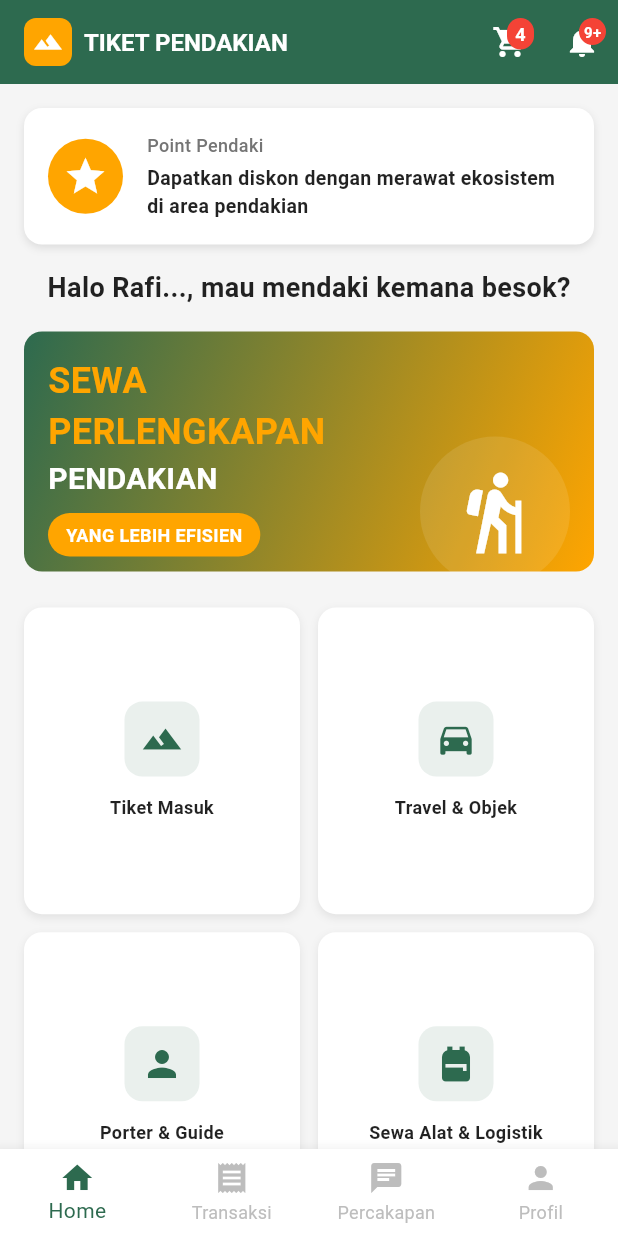
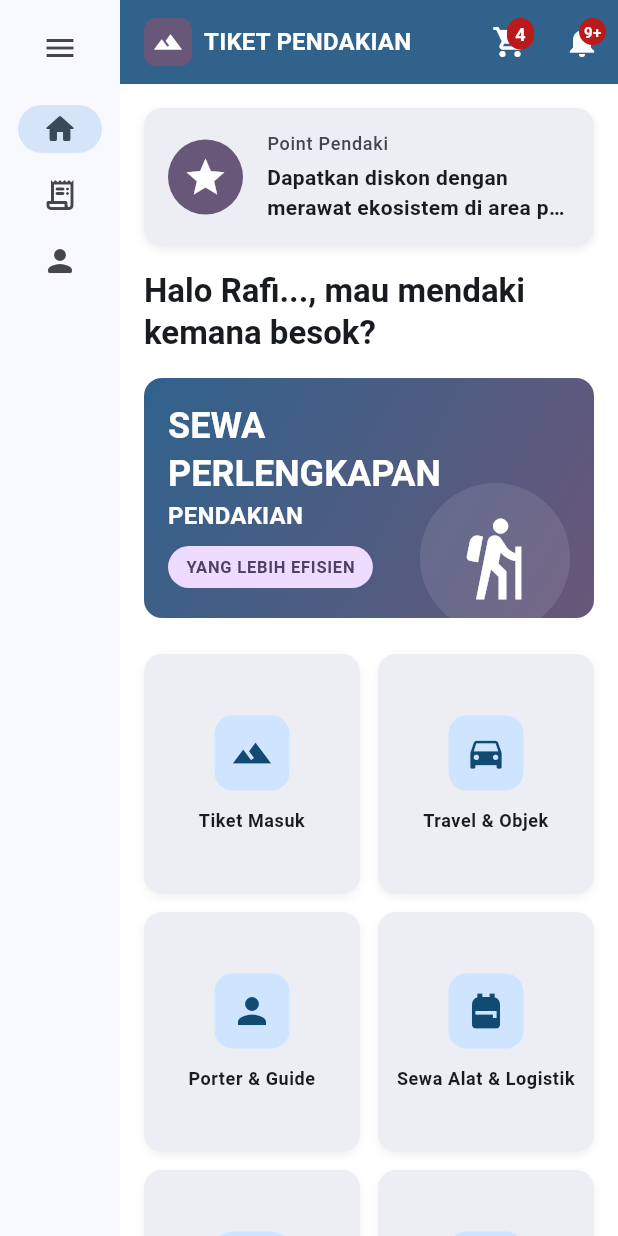
Before and after one commit to Codecooo/tenir, a Flutter app: the screen it shows after launch, on a phone screen of 412 x 824 dp. Run offline on Flutter 3.47's test engine with Material 3 defaults, Android fonts, the phone set to English and light mode, and no system bars.

Commit message:
hapus bottom navbar dan ganti warna

```diff
--- a/lib/main.dart
+++ b/lib/main.dart
@@ -23,7 +23,7 @@ class MyApp extends StatelessWidget {
                 seedColor: const Color.fromARGB(30, 97, 168, 232),
               ),
             ),
-            home: const HomeScreen(),
+            home: const HomePage(),
           ),
         );
       },
@@ -44,6 +44,7 @@ class _HomePageState extends State<HomePage> {
 
   @override
   Widget build(BuildContext context) {
+    final theme = Theme.of(context);
     Widget page;
 
     /// Ini digunakan untuk menampilkan halaman yang sesuai dengan index yang dipilih pada NavigationRail atau NavigationBar.
@@ -51,7 +52,7 @@ class _HomePageState extends State<HomePage> {
     /// Untuk halaman baru, buat widget baru di folder lib/ui/nama_komponen dan import di sini. Ganti placeholder() dengan widget baru tersebut.
     switch (selectedIndex) {
       case 0:
-        page = Placeholder();
+        page = HomeScreen();
         break;
       case 1:
         page = Placeholder();
@@ -121,17 +122,26 @@ class _HomePageState extends State<HomePage> {
         onDestinationSelected: (value) => setState(() {
           selectedIndex = value;
         }),
-              destinations: const [
+        destinations: [
           NavigationDestination(
-                  icon: Icon(Icons.home_rounded),
+            icon: Icon(
+              Icons.home_rounded,
+              color: selectedIndex == 0 ? theme.primaryColor : Colors.grey[400],
+            ),
             label: 'Home',
           ),
           NavigationDestination(
-                  icon: Icon(Icons.receipt_long_rounded),
+            icon: Icon(
+              Icons.receipt,
+              color: selectedIndex == 1 ? theme.primaryColor : Colors.grey[400],
+            ),
             label: 'Transaksi',
           ),
           NavigationDestination(
-                  icon: Icon(Icons.person_rounded),
+            icon: Icon(
+              Icons.person_rounded,
+              color: selectedIndex == 2 ? theme.primaryColor : Colors.grey[400],
+            ),
             label: 'Profil',
           ),
         ],
--- a/lib/ui/home/home_screen.dart
+++ b/lib/ui/home/home_screen.dart
@@ -1,119 +1,72 @@
 import 'package:flutter/material.dart';
 
 class HomeScreen extends StatefulWidget {
-  const HomeScreen({Key? key}) : super(key: key);
+  const HomeScreen({super.key});
 
   @override
   State<HomeScreen> createState() => _HomeScreenState();
 }
 
 class _HomeScreenState extends State<HomeScreen> {
-  int _selectedIndex = 0;
-
-  // ===== COLOR SCHEME =====
-  // Sesuaikan warna di sini!
-  final Color primaryColor = const Color(0xFF2D6A4F); // Hijau gelap
-  final Color accentColor = const Color(0xFFFFA500); // Orange
-  final Color lightBg = const Color(0xFFF5F5F5); // Abu-abu terang
-  final Color cardBg = Colors.white;
-
-  final List<Map<String, dynamic>> categories = [
-    {
-      'icon': Icons.terrain,
-      'title': 'Tiket Masuk',
-      'color': const Color(0xFF2D6A4F),
-    },
-    {
-      'icon': Icons.directions_car,
-      'title': 'Travel & Objek',
-      'color': const Color(0xFF2D6A4F),
-    },
-    {
-      'icon': Icons.person,
-      'title': 'Porter & Guide',
-      'color': const Color(0xFF2D6A4F),
-    },
-    {
-      'icon': Icons.backpack,
-      'title': 'Sewa Alat & Logistik',
-      'color': const Color(0xFF2D6A4F),
-    },
-    {
-      'icon': Icons.location_on,
-      'title': 'Private & Open Trip',
-      'color': const Color(0xFF2D6A4F),
-    },
-    {
-      'icon': Icons.nature,
-      'title': 'Camping Ground',
-      'color': const Color(0xFF2D6A4F),
-    },
-    {
-      'icon': Icons.event,
-      'title': 'Event',
-      'color': const Color(0xFF2D6A4F),
-    },
-    {
-      'icon': Icons.restaurant,
-      'title': 'Eat & Stay',
-      'color': const Color(0xFF2D6A4F),
-    },
+  final List<Map<String, dynamic>> categories = const [
+    {'icon': Icons.terrain, 'title': 'Tiket Masuk'},
+    {'icon': Icons.directions_car, 'title': 'Travel & Objek'},
+    {'icon': Icons.person, 'title': 'Porter & Guide'},
+    {'icon': Icons.backpack, 'title': 'Sewa Alat & Logistik'},
+    {'icon': Icons.location_on, 'title': 'Private & Open Trip'},
+    {'icon': Icons.nature, 'title': 'Camping Ground'},
+    {'icon': Icons.event, 'title': 'Event'},
+    {'icon': Icons.restaurant, 'title': 'Eat & Stay'},
   ];
 
-  final List<Map<String, dynamic>> hikeModes = [
-    {
-      'icon': Icons.emergency,
-      'title': 'SOS',
-    },
-    {
-      'icon': Icons.cloud,
-      'title': 'Cuaca',
-    },
-    {
-      'icon': Icons.newspaper,
-      'title': 'News',
-    },
-    {
-      'icon': Icons.map,
-      'title': 'Tmaps',
-    },
+  final List<Map<String, dynamic>> hikeModes = const [
+    {'icon': Icons.emergency, 'title': 'SOS'},
+    {'icon': Icons.cloud, 'title': 'Cuaca'},
+    {'icon': Icons.newspaper, 'title': 'News'},
+    {'icon': Icons.map, 'title': 'Tmaps'},
   ];
 
   @override
   Widget build(BuildContext context) {
+    final theme = Theme.of(context);
+    final colorScheme = theme.colorScheme;
+
     return Scaffold(
-      backgroundColor: lightBg,
-      appBar: _buildAppBar(),
+      backgroundColor: colorScheme.surfaceContainerLowest,
+      appBar: _buildAppBar(context),
       body: SingleChildScrollView(
         child: Column(
           children: [
             // === Point Pendaki Card ===
-            _buildPointPendakiCard(),
+            _buildPointPendakiCard(context),
 
             // === Greeting Section ===
-            _buildGreetingSection(),
+            _buildGreetingSection(context),
 
             // === Banner Section ===
-            _buildBannerSection(),
+            _buildBannerSection(context),
 
             // === Categories Grid ===
-            _buildCategoriesGrid(),
+            _buildCategoriesGrid(context),
 
             // === Hike Mode Section ===
-            _buildHikeModeSection(),
+            _buildHikeModeSection(context),
 
             const SizedBox(height: 20),
           ],
         ),
       ),
-      bottomNavigationBar: _buildBottomNavBar(),
     );
   }
 
   // ===== APP BAR =====
-  PreferredSizeWidget _buildAppBar() {
+  PreferredSizeWidget _buildAppBar(BuildContext context) {
+    final theme = Theme.of(context);
+    final colorScheme = theme.colorScheme;
+
     return AppBar(
-      backgroundColor: primaryColor,
+      backgroundColor: colorScheme.primary,
+      foregroundColor: colorScheme.onPrimary,
       elevation: 0,
       title: Row(
         children: [
@@ -121,21 +74,20 @@ class _HomeScreenState extends State<HomeScreen> {
             width: 32,
             height: 32,
             decoration: BoxDecoration(
-              color: accentColor,
+              color: colorScheme.tertiary,
               borderRadius: BorderRadius.circular(8),
             ),
-            child: const Icon(
+            child: Icon(
               Icons.terrain,
-              color: Colors.white,
+              color: colorScheme.onTertiary,
               size: 20,
             ),
           ),
           const SizedBox(width: 8),
-          const Text(
+          Text(
             'TIKET PENDAKIAN',
-            style: TextStyle(
-              color: Colors.white,
-              fontSize: 16,
+            style: theme.textTheme.titleMedium?.copyWith(
+              color: colorScheme.onPrimary,
               fontWeight: FontWeight.bold,
             ),
           ),
@@ -146,7 +98,7 @@ class _HomeScreenState extends State<HomeScreen> {
           children: [
             IconButton(
               icon: const Icon(Icons.shopping_cart),
-              color: Colors.white,
+              color: colorScheme.onPrimary,
               onPressed: () {},
             ),
             Positioned(
@@ -155,17 +107,17 @@ class _HomeScreenState extends State<HomeScreen> {
               child: Container(
                 padding: const EdgeInsets.all(2),
                 decoration: BoxDecoration(
-                  color: Colors.red,
+                  color: colorScheme.error,
                   borderRadius: BorderRadius.circular(10),
                 ),
                 constraints: const BoxConstraints(
                   minWidth: 18,
                   minHeight: 18,
                 ),
-                child: const Text(
+                child: Text(
                   '4',
                   style: TextStyle(
-                    color: Colors.white,
+                    color: colorScheme.onError,
                     fontSize: 12,
                     fontWeight: FontWeight.bold,
                   ),
@@ -179,7 +131,7 @@ class _HomeScreenState extends State<HomeScreen> {
           children: [
             IconButton(
               icon: const Icon(Icons.notifications),
-              color: Colors.white,
+              color: colorScheme.onPrimary,
               onPressed: () {},
             ),
             Positioned(
@@ -188,17 +140,17 @@ class _HomeScreenState extends State<HomeScreen> {
               child: Container(
                 padding: const EdgeInsets.all(2),
                 decoration: BoxDecoration(
-                  color: Colors.red,
+                  color: colorScheme.error,
                   borderRadius: BorderRadius.circular(10),
                 ),
                 constraints: const BoxConstraints(
                   minWidth: 18,
                   minHeight: 18,
                 ),
-                child: const Text(
+                child: Text(
                   '9+',
                   style: TextStyle(
-                    color: Colors.white,
+                    color: colorScheme.onError,
                     fontSize: 10,
                     fontWeight: FontWeight.bold,
                   ),
@@ -213,16 +165,19 @@ class _HomeScreenState extends State<HomeScreen> {
   }
 
   // ===== POINT PENDAKI CARD =====
-  Widget _buildPointPendakiCard() {
+  Widget _buildPointPendakiCard(BuildContext context) {
+    final theme = Theme.of(context);
+    final colorScheme = theme.colorScheme;
+
     return Padding(
       padding: const EdgeInsets.all(16),
       child: Container(
         decoration: BoxDecoration(
-          color: cardBg,
+          color: colorScheme.surfaceContainer,
           borderRadius: BorderRadius.circular(12),
           boxShadow: [
             BoxShadow(
-              color: Colors.black.withOpacity(0.1),
+              color: colorScheme.shadow.withAlpha(20),
               blurRadius: 4,
               offset: const Offset(0, 2),
             ),
@@ -235,12 +190,12 @@ class _HomeScreenState extends State<HomeScreen> {
               width: 50,
               height: 50,
               decoration: BoxDecoration(
-                color: accentColor,
+                color: colorScheme.tertiary,
                 borderRadius: BorderRadius.circular(25),
               ),
-              child: const Icon(
+              child: Icon(
                 Icons.star,
-                color: Colors.white,
+                color: colorScheme.onTertiary,
                 size: 30,
               ),
             ),
@@ -251,19 +206,17 @@ class _HomeScreenState extends State<HomeScreen> {
                 children: [
                   Text(
                     'Point Pendaki',
-                    style: TextStyle(
-                      fontSize: 12,
-                      color: Colors.grey[600],
+                    style: theme.textTheme.labelMedium?.copyWith(
+                      color: colorScheme.onSurfaceVariant,
                       fontWeight: FontWeight.w500,
                     ),
                   ),
                   const SizedBox(height: 4),
-                  const Text(
+                  Text(
                     'Dapatkan diskon dengan merawat ekosistem di area pendakian',
-                    style: TextStyle(
-                      fontSize: 13,
+                    style: theme.textTheme.bodyMedium?.copyWith(
                       fontWeight: FontWeight.bold,
-                      color: Colors.black87,
+                      color: colorScheme.onSurface,
                     ),
                     maxLines: 2,
                     overflow: TextOverflow.ellipsis,
@@ -278,7 +231,10 @@ class _HomeScreenState extends State<HomeScreen> {
   }
 
   // ===== GREETING SECTION =====
-  Widget _buildGreetingSection() {
+  Widget _buildGreetingSection(BuildContext context) {
+    final theme = Theme.of(context);
+    final colorScheme = theme.colorScheme;
+
     return Padding(
       padding: const EdgeInsets.symmetric(horizontal: 16),
       child: Column(
@@ -286,10 +242,9 @@ class _HomeScreenState extends State<HomeScreen> {
         children: [
           Text(
             'Halo Rafi..., mau mendaki kemana besok?',
-            style: TextStyle(
-              fontSize: 18,
+            style: theme.textTheme.titleLarge?.copyWith(
               fontWeight: FontWeight.bold,
-              color: Colors.black87,
+              color: colorScheme.onSurface,
             ),
           ),
           const SizedBox(height: 16),
@@ -299,7 +254,10 @@ class _HomeScreenState extends State<HomeScreen> {
   }
 
   // ===== BANNER SECTION =====
-  Widget _buildBannerSection() {
+  Widget _buildBannerSection(BuildContext context) {
+    final theme = Theme.of(context);
+    final colorScheme = theme.colorScheme;
+
     return Padding(
       padding: const EdgeInsets.symmetric(horizontal: 16),
       child: Container(
@@ -308,7 +266,10 @@ class _HomeScreenState extends State<HomeScreen> {
         decoration: BoxDecoration(
           borderRadius: BorderRadius.circular(12),
           gradient: LinearGradient(
-            colors: [primaryColor, accentColor],
+            colors: [
+              colorScheme.primary,
+              colorScheme.tertiary,
+            ],
             begin: Alignment.topLeft,
             end: Alignment.bottomRight,
           ),
@@ -323,26 +284,23 @@ class _HomeScreenState extends State<HomeScreen> {
                 children: [
                   Text(
                     'SEWA',
-                    style: TextStyle(
-                      fontSize: 24,
+                    style: theme.textTheme.headlineSmall?.copyWith(
                       fontWeight: FontWeight.bold,
-                      color: accentColor,
+                      color: colorScheme.onTertiary,
                     ),
                   ),
                   Text(
                     'PERLENGKAPAN',
-                    style: TextStyle(
-                      fontSize: 24,
+                    style: theme.textTheme.headlineSmall?.copyWith(
                       fontWeight: FontWeight.bold,
-                      color: accentColor,
+                      color: colorScheme.onTertiary,
                     ),
                   ),
                   Text(
                     'PENDAKIAN',
-                    style: TextStyle(
-                      fontSize: 20,
+                    style: theme.textTheme.titleMedium?.copyWith(
                       fontWeight: FontWeight.bold,
-                      color: Colors.white,
+                      color: colorScheme.onPrimary,
                     ),
                   ),
                   const SizedBox(height: 8),
@@ -352,15 +310,14 @@ class _HomeScreenState extends State<HomeScreen> {
                       vertical: 6,
                     ),
                     decoration: BoxDecoration(
-                      color: accentColor,
+                      color: colorScheme.tertiaryContainer,
                       borderRadius: BorderRadius.circular(20),
                     ),
-                    child: const Text(
+                    child: Text(
                       'YANG LEBIH EFISIEN',
-                      style: TextStyle(
-                        fontSize: 12,
+                      style: theme.textTheme.labelSmall?.copyWith(
                         fontWeight: FontWeight.bold,
-                        color: Colors.white,
+                        color: colorScheme.onTertiaryContainer,
                       ),
                     ),
                   ),
@@ -374,13 +331,13 @@ class _HomeScreenState extends State<HomeScreen> {
                 width: 100,
                 height: 100,
                 decoration: BoxDecoration(
-                  color: Colors.white.withOpacity(0.1),
+                  color: colorScheme.onPrimary.withAlpha(25),
                   borderRadius: BorderRadius.circular(50),
                 ),
-                child: const Icon(
+                child: Icon(
                   Icons.hiking,
                   size: 60,
-                  color: Colors.white,
+                  color: colorScheme.onPrimary,
                 ),
               ),
             ),
@@ -391,7 +348,7 @@ class _HomeScreenState extends State<HomeScreen> {
   }
 
   // ===== CATEGORIES GRID =====
-  Widget _buildCategoriesGrid() {
+  Widget _buildCategoriesGrid(BuildContext context) {
     return Padding(
       padding: const EdgeInsets.symmetric(horizontal: 16, vertical: 24),
       child: GridView.builder(
@@ -407,9 +364,9 @@ class _HomeScreenState extends State<HomeScreen> {
         itemBuilder: (context, index) {
           final category = categories[index];
           return _buildCategoryCard(
+            context: context,
             icon: category['icon'],
             title: category['title'],
-            color: category['color'],
           );
         },
       ),
@@ -417,17 +374,20 @@ class _HomeScreenState extends State<HomeScreen> {
   }
 
   Widget _buildCategoryCard({
+    required BuildContext context,
     required IconData icon,
     required String title,
-    required Color color,
   }) {
+    final theme = Theme.of(context);
+    final colorScheme = theme.colorScheme;
+
     return Container(
       decoration: BoxDecoration(
-        color: cardBg,
+        color: colorScheme.surfaceContainer,
         borderRadius: BorderRadius.circular(12),
         boxShadow: [
           BoxShadow(
-            color: Colors.black.withOpacity(0.08),
+            color: colorScheme.shadow.withAlpha(15),
             blurRadius: 4,
             offset: const Offset(0, 2),
           ),
@@ -437,7 +397,6 @@ class _HomeScreenState extends State<HomeScreen> {
         color: Colors.transparent,
         child: InkWell(
           onTap: () {
-            // Handle category tap
             ScaffoldMessenger.of(context).showSnackBar(
               SnackBar(content: Text('Tap: $title')),
             );
@@ -450,12 +409,12 @@ class _HomeScreenState extends State<HomeScreen> {
                 width: 50,
                 height: 50,
                 decoration: BoxDecoration(
-                  color: color.withOpacity(0.1),
+                  color: colorScheme.primaryContainer,
                   borderRadius: BorderRadius.circular(12),
                 ),
                 child: Icon(
                   icon,
-                  color: color,
+                  color: colorScheme.onPrimaryContainer,
                   size: 28,
                 ),
               ),
@@ -465,10 +424,9 @@ class _HomeScreenState extends State<HomeScreen> {
                 child: Text(
                   title,
                   textAlign: TextAlign.center,
-                  style: const TextStyle(
-                    fontSize: 12,
+                  style: theme.textTheme.bodySmall?.copyWith(
                     fontWeight: FontWeight.w600,
-                    color: Colors.black87,
+                    color: colorScheme.onSurface,
                   ),
                   maxLines: 2,
                   overflow: TextOverflow.ellipsis,
@@ -482,26 +440,27 @@ class _HomeScreenState extends State<HomeScreen> {
   }
 
   // ===== HIKE MODE SECTION =====
-  Widget _buildHikeModeSection() {
+  Widget _buildHikeModeSection(BuildContext context) {
+    final theme = Theme.of(context);
+    final colorScheme = theme.colorScheme;
+
     return Padding(
       padding: const EdgeInsets.symmetric(horizontal: 16),
       child: Column(
         crossAxisAlignment: CrossAxisAlignment.start,
         children: [
-          const Text(
+          Text(
             'Hike Mode',
-            style: TextStyle(
-              fontSize: 18,
+            style: theme.textTheme.titleMedium?.copyWith(
               fontWeight: FontWeight.bold,
-              color: Colors.black87,
+              color: colorScheme.onSurface,
             ),
           ),
           const SizedBox(height: 8),
-          const Text(
+          Text(
             'Pendakian lebih aman dan nyaman',
-            style: TextStyle(
-              fontSize: 13,
-              color: Colors.grey,
+            style: theme.textTheme.bodySmall?.copyWith(
+              color: colorScheme.onSurfaceVariant,
             ),
           ),
           const SizedBox(height: 16),
@@ -518,6 +477,7 @@ class _HomeScreenState extends State<HomeScreen> {
             itemBuilder: (context, index) {
               final hike = hikeModes[index];
               return _buildHikeModeCard(
+                context: context,
                 icon: hike['icon'],
                 title: hike['title'],
               );
@@ -529,16 +489,20 @@ class _HomeScreenState extends State<HomeScreen> {
   }
 
   Widget _buildHikeModeCard({
+    required BuildContext context,
     required IconData icon,
     required String title,
   }) {
+    final theme = Theme.of(context);
+    final colorScheme = theme.colorScheme;
+
     return Container(
       decoration: BoxDecoration(
-        color: cardBg,
+        color: colorScheme.surfaceContainer,
         borderRadius: BorderRadius.circular(12),
         boxShadow: [
           BoxShadow(
-            color: Colors.black.withOpacity(0.08),
+            color: colorScheme.shadow.withAlpha(15),
             blurRadius: 4,
             offset: const Offset(0, 2),
           ),
@@ -558,16 +522,15 @@ class _HomeScreenState extends State<HomeScreen> {
             children: [
               Icon(
                 icon,
-                color: primaryColor,
+                color: colorScheme.primary,
                 size: 32,
               ),
               const SizedBox(height: 8),
               Text(
                 title,
-                style: const TextStyle(
-                  fontSize: 12,
+                style: theme.textTheme.bodySmall?.copyWith(
                   fontWeight: FontWeight.w600,
-                  color: Colors.black87,
+                  color: colorScheme.onSurface,
                 ),
               ),
             ],
@@ -576,50 +539,4 @@ class _HomeScreenState extends State<HomeScreen> {
       ),
     );
   }
-
-  // ===== BOTTOM NAVIGATION BAR =====
-  Widget _buildBottomNavBar() {
-    return BottomNavigationBar(
-      backgroundColor: Colors.white,
-      type: BottomNavigationBarType.fixed,
-      currentIndex: _selectedIndex,
-      selectedItemColor: primaryColor,
-      unselectedItemColor: Colors.grey[400],
-      onTap: (index) {
-        setState(() {
-          _selectedIndex = index;
-        });
-      },
-      items: [
-        BottomNavigationBarItem(
-          icon: Icon(
-            Icons.home,
-            color: _selectedIndex == 0 ? primaryColor : Colors.grey[400],
-          ),
-          label: 'Home',
-        ),
-        BottomNavigationBarItem(
-          icon: Icon(
-            Icons.receipt,
-            color: _selectedIndex == 1 ? primaryColor : Colors.grey[400],
-          ),
-          label: 'Transaksi',
-        ),
-        BottomNavigationBarItem(
-          icon: Icon(
-            Icons.chat,
-            color: _selectedIndex == 2 ? primaryColor : Colors.grey[400],
-          ),
-          label: 'Percakapan',
-        ),
-        BottomNavigationBarItem(
-          icon: Icon(
-            Icons.person,
-            color: _selectedIndex == 3 ? primaryColor : Colors.grey[400],
-          ),
-          label: 'Profil',
-        ),
-      ],
-    );
-  }
 }
```
Lines whose indentation alone changed are shown as unchanged.
